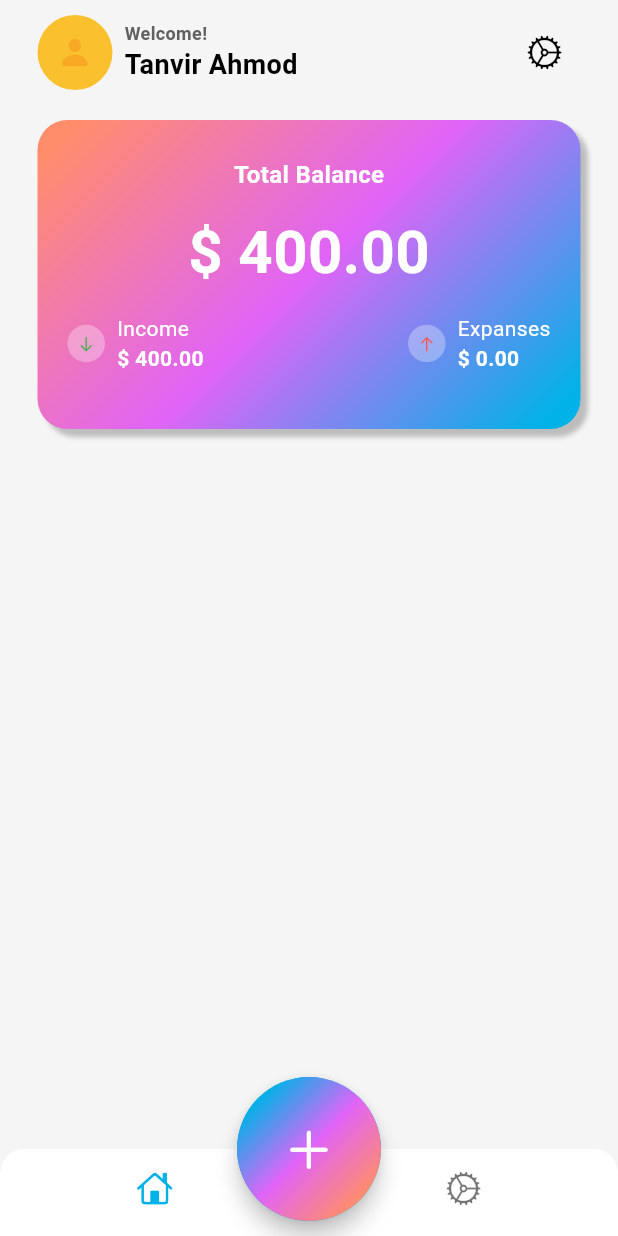
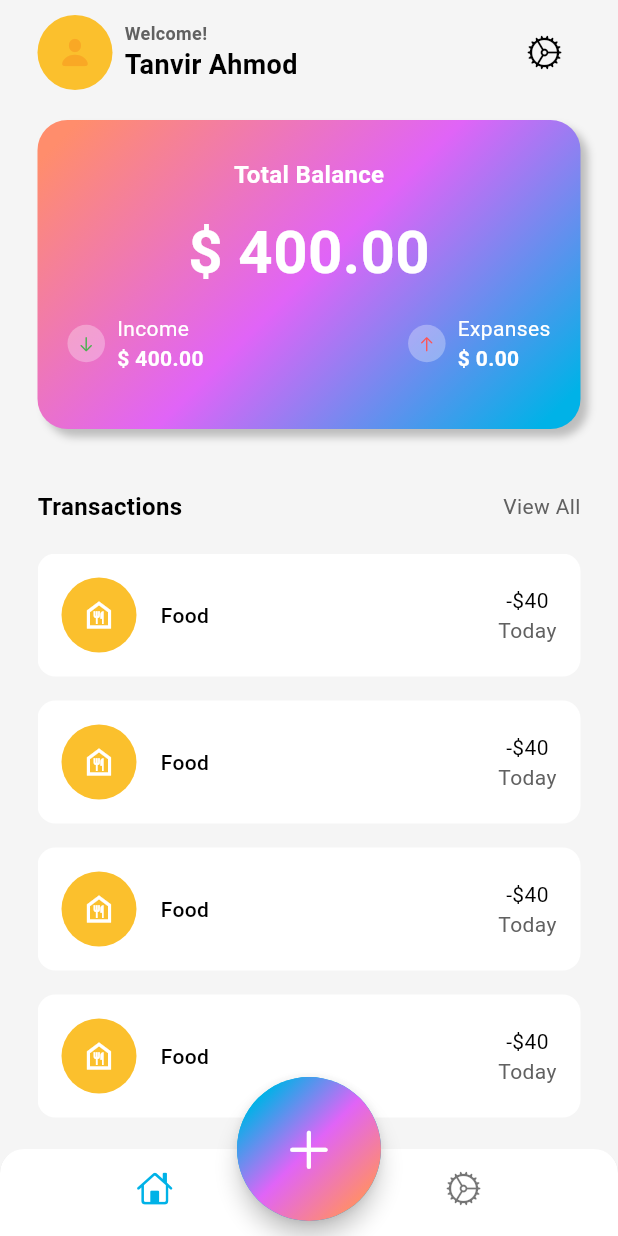
Before and after one commit to tanvirahmodrafi/punji, a Flutter app: the screen it shows after launch, on a phone screen of 412 x 824 dp. Run offline on Flutter 3.47's test engine with Material 3 defaults, Android fonts, the phone set to English and light mode, and no system bars.

Commit message:
Update main_screen.dart
Expense list is added.

```diff
--- a/lib/screens/home/views/main_screen.dart
+++ b/lib/screens/home/views/main_screen.dart
@@ -89,7 +89,7 @@ class MainScreen extends StatelessWidget {
                 borderRadius: BorderRadius.circular(20),
                 boxShadow: [
                   BoxShadow(
-                    blurRadius: 2,
+                    blurRadius: 4,
                     color: Colors.grey.shade400,
                     offset: Offset(5, 5)
                   )
@@ -205,13 +205,118 @@ class MainScreen extends StatelessWidget {
                       ],
                     ),
                   )
-
                 ],
               ),
+            ),
+            const SizedBox(height: 40,),
+            Row(
+              mainAxisAlignment: MainAxisAlignment.spaceBetween,
+              children: [
+                Text(
+                    'Transactions',
+                  style: TextStyle(
+                    fontSize: 16,
+                    color: Theme.of(context).colorScheme.onSurface,
+                    fontWeight: FontWeight.bold,
+                  ),
+                ),
+                GestureDetector(
+                  onTap: () {
+
+                  },
+                  child: Text(
+                    'View All',
+                    style: TextStyle(
+                      fontSize: 14,
+                      color: Theme.of(context).colorScheme.outline,
+                      fontWeight: FontWeight.w400,
+                    ),
+                  ),
+                )
+              ],
+            ),
+            const SizedBox(height: 20,),
+            Expanded(
+              child: ListView.builder(
+                itemCount: 10,
+                itemBuilder: (context, int i) {
+                  return Padding(
+                    padding: const EdgeInsets.only(bottom: 16.0),
+                    child: Container(
+                      decoration: BoxDecoration(
+                        color: Colors.white,
+                        borderRadius: BorderRadius.circular(12),
+                      ),
+                      child: Padding(
+                        padding: const EdgeInsets.all(16.0),
+                        child: Row(
+                          mainAxisAlignment: MainAxisAlignment.spaceBetween,
+                          children: [
+                            Row(
+                              children: [
+                                Stack(
+                                  alignment: Alignment.center,
+                                  children: [
+                                    Container(
+                                      height: 50,
+                                      width: 50,
+                                      decoration: BoxDecoration(
+                                        color: Colors.yellow[700],
+                                        shape: BoxShape.circle,
+                                      ),
+                                    ),
+                                    Icon(
+                                      Icons.food_bank_outlined,
+                                      color: Colors.white,
+                                    )
+                                  ],
+                                ),
+                                const SizedBox(width: 16,),
+                                Text(
+                                  'Food',
+                                  style: TextStyle(
+                                    fontSize: 14,
+                                    color: Theme.of(context).colorScheme.onSurface,
+                                    fontWeight: FontWeight.w500,
+                                  ),
+                                ),
+
+                                // Add more widgets to Row if needed
+                              ],
+                            ),
+                            Column(
+                              children: [
+                                Text(
+                                  '-\$40',
+                                  style: TextStyle(
+                                    fontSize: 14,
+                                    color: Theme.of(context).colorScheme.onSurface,
+                                    fontWeight: FontWeight.w400,
+                                  ),
+                                ),
+                                Text(
+                                  'Today',
+                                  style: TextStyle(
+                                    fontSize: 14,
+                                    color: Theme.of(context).colorScheme.outline,
+                                    fontWeight: FontWeight.w400,
+                                  ),
+                                ),
+                              ],
+                            )
+                          ]
+                        ),
+                      ),
+                    ),
+                  );
+                },
+              ),
             )
+
+
           ], // Column
         ),
-      ), // Padding
+      ),
     );
   }
 }
```
